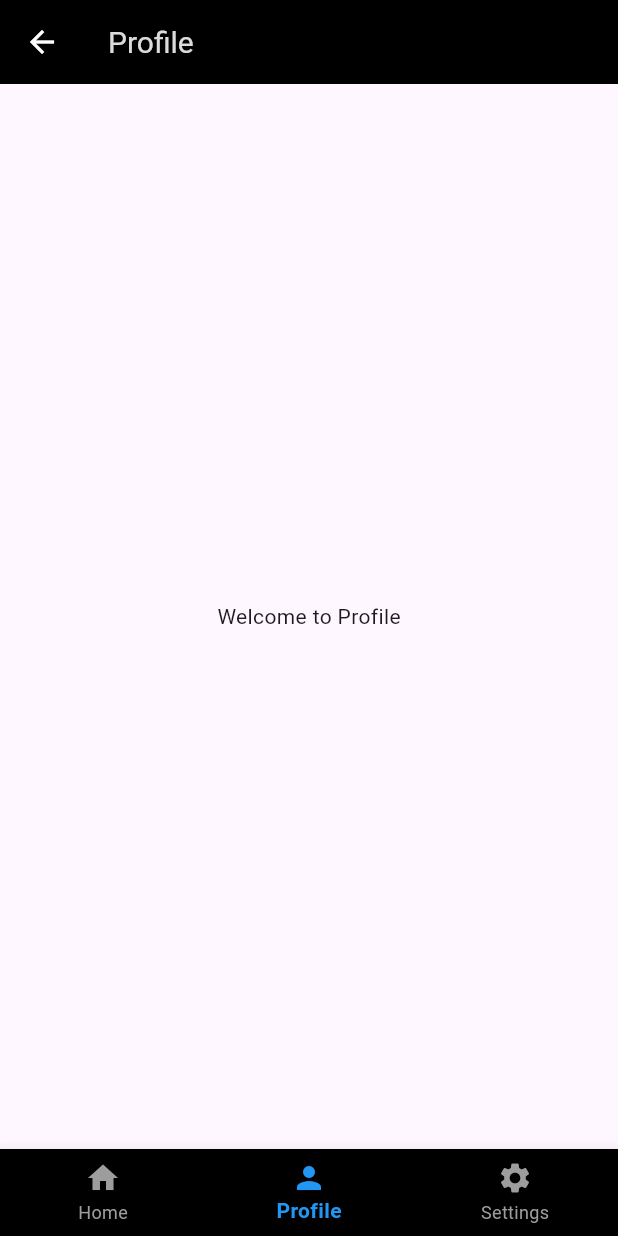
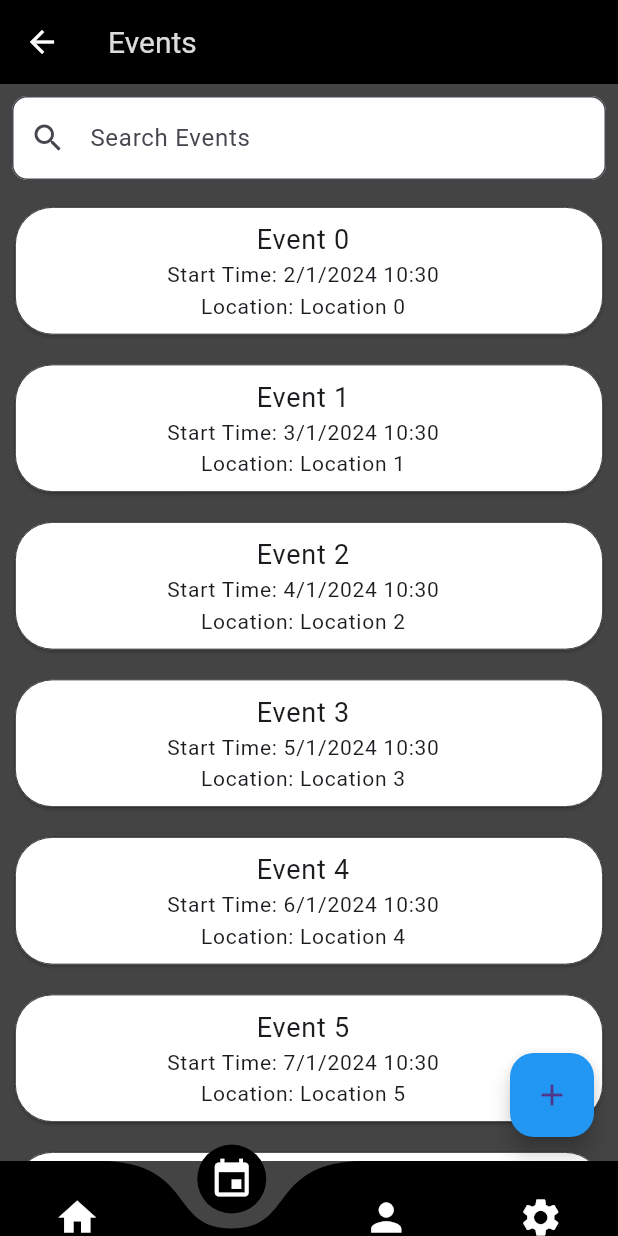
Before and after one commit to Thambara-20/TagMe, a Flutter app: the MyHomePage screen opened by its route, item 2 of the bottom bar chosen, on a phone screen of 412 x 824 dp. Run offline on Flutter 3.47's test engine with Material 3 defaults, Android fonts, the phone set to English and light mode, and no system bars; drawn by our look-alikes of curved_navigation_bar; our stand-ins replace font_awesome_flutter.

Commit message:
initiated EventsPage

```diff
--- /dev/null
+++ b/tag_me/lib/EventsPage/EventsPage.dart
@@ -0,0 +1,155 @@
+import 'package:flutter/material.dart';
+import 'package:tag_me/constants/constants.dart';
+
+class Event {
+  final String name;
+  final DateTime startTime;
+  final String location;
+
+  Event({
+    required this.name,
+    required this.startTime,
+    required this.location,
+  });
+}
+
+class EventsPage extends StatefulWidget {
+  const EventsPage({Key? key}) : super(key: key);
+
+  static const String routeName = '/EventsPage';
+
+  @override
+  _EventsPageState createState() => _EventsPageState();
+}
+
+class _EventsPageState extends State<EventsPage> {
+  TextEditingController _searchController = TextEditingController();
+  List<Event> events = List.generate(
+    10,
+        (index) => Event(
+      name: 'Event $index',
+      startTime: DateTime.now().add(Duration(days: index)),
+      location: 'Location $index',
+    ),
+  );
+
+  @override
+  Widget build(BuildContext context) {
+    return Scaffold(
+      body: Container(
+        color: khomePageBackgroundColor,
+        child: Column(
+          children: [
+            Padding(
+              padding: const EdgeInsets.all(8.0),
+              child: TextField(
+                controller: _searchController,
+                onChanged: (value) {
+                  setState(() {
+                    // Filter events based on the search query
+                    events = List.generate(
+                      10,
+                          (index) => Event(
+                        name: 'Event $index',
+                        startTime: DateTime.now().add(Duration(days: index)),
+                        location: 'Location $index',
+                      ),
+                    ).where(
+                          (event) =>
+                      event.name.toLowerCase().contains(value.toLowerCase()) ||
+                          event.location.toLowerCase().contains(value.toLowerCase()),
+                    ).toList();
+                  });
+                },
+                decoration: InputDecoration(
+                  hintText: 'Search Events',
+                  filled: true,
+                  fillColor: Colors.white,
+                  prefixIcon: const Icon(Icons.search),
+                  border: OutlineInputBorder(
+                    borderRadius: BorderRadius.circular(10.0),
+                  ),
+                ),
+              ),
+            ),
+            Expanded(
+              child: ListView.builder(
+                itemCount: events.length,
+                itemBuilder: (context, index) {
+                  return _buildEventListItem(events[index]);
+                },
+              ),
+            ),
+          ],
+        ),
+      ),
+      floatingActionButton: FloatingActionButton(
+        onPressed: () {
+          // Handle creating a new event
+          _onCreateEvent(context);
+        },
+        backgroundColor: Colors.blue,
+        child: const Icon(Icons.add),
+      ),
+    );
+  }
+
+  Widget _buildEventListItem(Event event) {
+    return Card(
+      margin: const EdgeInsets.all(10.0),
+      color: Colors.white, // Replace with your desired background color
+      shape: RoundedRectangleBorder(
+        borderRadius: BorderRadius.circular(25.0),
+        side: const BorderSide(
+          color: Colors.black,
+          width: 0.5,
+        ),
+      ),
+      child: ListTile(
+        title: Center(
+          child: Column(
+            children: [
+              Text(
+                event.name,
+                style: TextStyle(fontSize: 18.0),
+              ),
+              Text(
+                'Start Time: ${_formatDateTime(event.startTime)}',
+                style: TextStyle(fontSize: 14.0),
+              ),
+              Text(
+                'Location: ${event.location}',
+                style: TextStyle(fontSize: 14.0),
+              ),
+            ],
+          ),
+        ),
+        onTap: () {
+          _onEventTapped(context, event.name);
+        },
+      ),
+    );
+  }
+
+  void _onEventTapped(BuildContext context, String eventName) {
+    ScaffoldMessenger.of(context).showSnackBar(
+      SnackBar(content: Text('Tapped on $eventName')),
+    );
+  }
+
+  void _onCreateEvent(BuildContext context) {
+    ScaffoldMessenger.of(context).showSnackBar(
+      SnackBar(content: Text('Create Event tapped')),
+    );
+  }
+
+  String _formatDateTime(DateTime dateTime) {
+    return '${dateTime.day}/${dateTime.month}/${dateTime.year} ${dateTime.hour}:${dateTime.minute}';
+  }
+
+  @override
+  void dispose() {
+    _searchController.dispose();
+    super.dispose();
+  }
+}
--- a/tag_me/lib/main.dart
+++ b/tag_me/lib/main.dart
@@ -1,10 +1,13 @@
 // ignore_for_file: library_private_types_in_public_api
 
+import 'package:curved_navigation_bar/curved_navigation_bar.dart';
 import 'package:flutter/material.dart';
+import 'package:tag_me/EventsPage/EventsPage.dart';
 import 'package:tag_me/SigninPage/SigninPage.dart';
 import 'package:tag_me/WelcomePage/WelcomePage.dart';
 import 'package:tag_me/SignupPage/SignupPage.dart';
 import 'package:tag_me/HomePage/HomePage.dart';
+import 'package:tag_me/constants/constants.dart';
 import 'package:tag_me/constants/constants.dart';
 
 void main() {
@@ -23,6 +26,7 @@ class MyApp extends StatelessWidget {
       routes: {
         WelcomePage.routeName: (context) => const WelcomePage(),
         HomePage.routeName: (context) => const HomePage(),
+        EventsPage.routeName: (context) => const EventsPage(),
         SignUpPage.routeName: (context) => const SignUpPage(),
         SignInPage.routeName: (context) => const SignInPage(), // Fix the class name here
         MyHomePage.routeName: (context) => const MyHomePage(),
@@ -46,6 +50,7 @@ class _MyHomePageState extends State<MyHomePage> {
   // Define the pages and their corresponding icons
   final List<Map<String, dynamic>> _pages = [
     {'title': 'Home', 'icon': Icons.home, 'page': const HomePage()},
+    {'title':'Events', 'icon': Icons.event, 'page':const EventsPage()},
     {'title': 'Profile', 'icon': Icons.person, 'page': const ProfilePage()},
     {'title': 'Settings', 'icon': Icons.settings, 'page': const SettingsPage()},
   ];
@@ -64,20 +69,16 @@ class _MyHomePageState extends State<MyHomePage> {
         ),
       ),
       body: _pages[_currentIndex]['page'],
-      bottomNavigationBar: BottomNavigationBar(
-        backgroundColor: kNavbarBackgroundColor,
-        selectedItemColor: kNavbarSelectedIconColor,
-        unselectedItemColor: kNavbarIconColor,
-        currentIndex: _currentIndex,
-        selectedLabelStyle: const TextStyle(fontWeight: FontWeight.bold),
-        unselectedLabelStyle: TextStyle(color: Colors.grey.withOpacity(0.7)),
+      bottomNavigationBar: CurvedNavigationBar(
+        backgroundColor: khomePageBackgroundColor,
+        color: Colors.black,
+        buttonBackgroundColor: Colors.black,
+        animationDuration: const Duration(milliseconds: 300),
+        height: 50,
         items: _pages
             .map(
-              (page) => BottomNavigationBarItem(
-                icon: Icon(page['icon']),
-                label: page['title'],
-              ),
-            )
+              (page) => Icon(page['icon'], size: 30, color: Colors.white),
+        )
             .toList(),
         onTap: (index) {
           setState(() {
@@ -88,6 +89,7 @@ class _MyHomePageState extends State<MyHomePage> {
     );
   }
 }
+
 
 
 class ProfilePage extends StatelessWidget {
--- a/tag_me/pubspec.yaml
+++ b/tag_me/pubspec.yaml
@@ -36,6 +36,7 @@ dependencies:
   # Use with the CupertinoIcons class for iOS style icons.
   cupertino_icons: ^1.0.2
   font_awesome_flutter: ^10.6.0
+  curved_navigation_bar: ^1.0.3
 
 dev_dependencies:
   flutter_test:
```
Also changed, not shown: tag_me/pubspec.lock.
